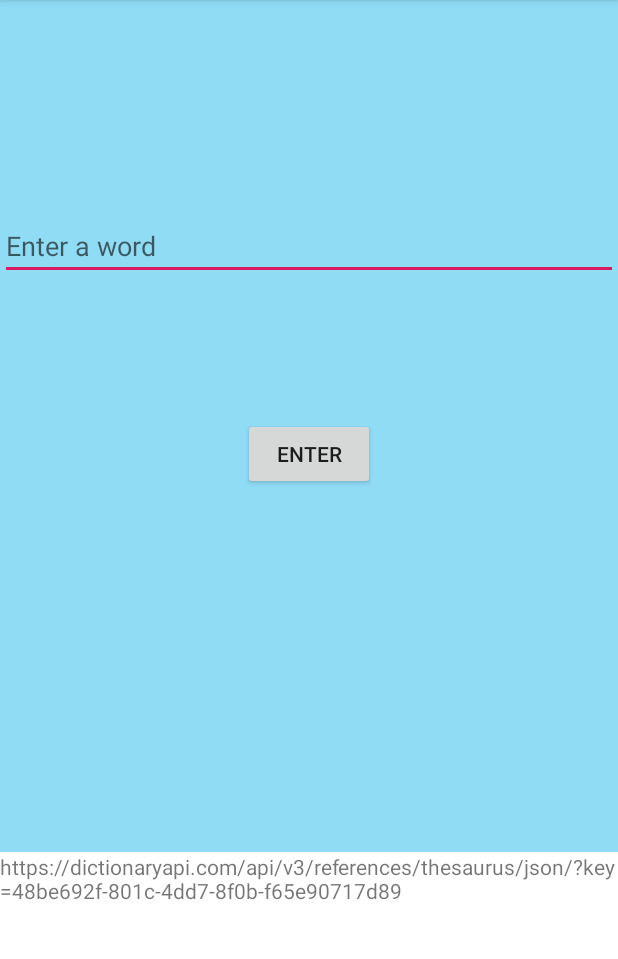
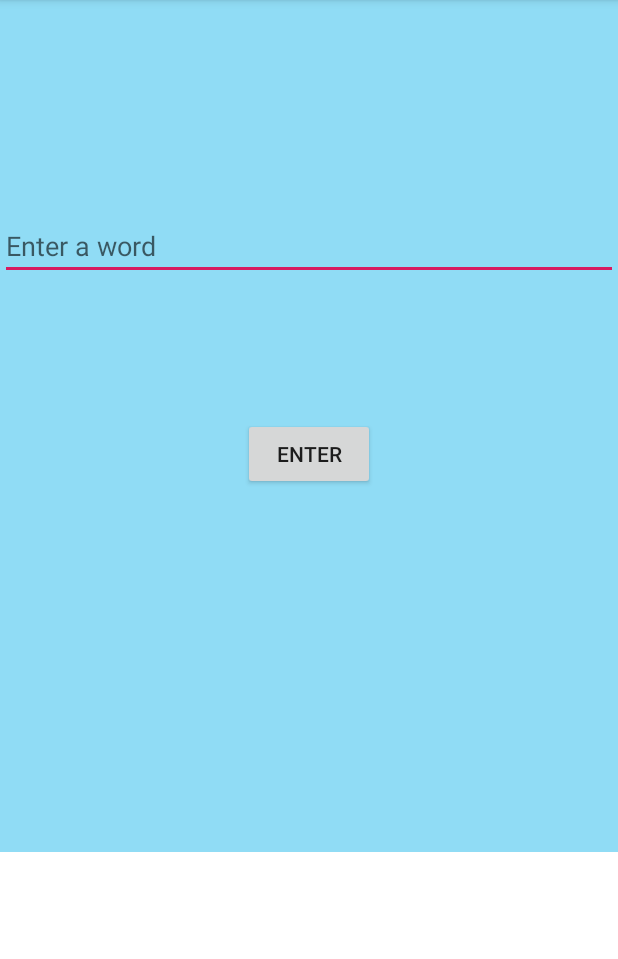
Before and after one commit to adikandu/synonymFinder, an Android app: the screen it shows after launch (MainActivity), after a tap on "ENTER", on a phone screen of 412 x 824 dp, the part 84-1043 px from its top. Run offline under Robolectric (Android 15) with nearby library versions, the phone set to English and light mode, and no system bars; our stand-ins replace Volley.

Commit message:
Format change 04/28/20

```diff
--- a/app/src/main/java/com/example/SynonymFinder/MainActivity.java
+++ b/app/src/main/java/com/example/SynonymFinder/MainActivity.java
@@ -34,7 +34,7 @@ public class MainActivity extends AppCompatActivity {
         super.onCreate(savedInstanceState);
         setContentView(R.layout.activity_main);
         findViewById(R.id.Begin).setVisibility(View.VISIBLE);
-        EditText edit = findViewById(R.id.wordInput);
+        final EditText edit = findViewById(R.id.wordInput);
         final String word = edit.getText().toString();
         Button enter = findViewById(R.id.enter);
         final TextView synonym = findViewById(R.id.output);
@@ -43,10 +43,12 @@ public class MainActivity extends AppCompatActivity {
             @Override
             public void onClick(View view) {
                 synonym.setVisibility(View.VISIBLE);
-                synonym.setText(getSynonym(word));
+                synonym.setText(edit.getText());
+                //synonym.setText(getSynonym(word));
             }
         });
     }
+    /**
     public String getSynonym(String word) {
         String use = word.trim().toLowerCase();
         String startURL = "https://dictionaryapi.com/api/v3/references/thesaurus/json/";
@@ -72,8 +74,10 @@ public class MainActivity extends AppCompatActivity {
         URL url = new URL(urlString);
         urlConnection = (HttpURLConnection) url.openConnection();
         urlConnection.setRequestMethod("GET");
-        urlConnection.setReadTimeout(10000 /* milliseconds */ );
-        urlConnection.setConnectTimeout(15000 /* milliseconds */ );
+     */
+        //urlConnection.setReadTimeout(10000 /* milliseconds */ );
+        //urlConnection.setConnectTimeout(15000 /* milliseconds */ );
+    /**
         urlConnection.setDoOutput(true);
         urlConnection.connect();
         BufferedReader br = new BufferedReader(new InputStreamReader(url.openStream()));
@@ -87,5 +91,7 @@ public class MainActivity extends AppCompatActivity {
         System.out.println("JSON: " + jsonString);
         return new JSONArray(jsonString);
     }
+     */
+
 
 }
```
